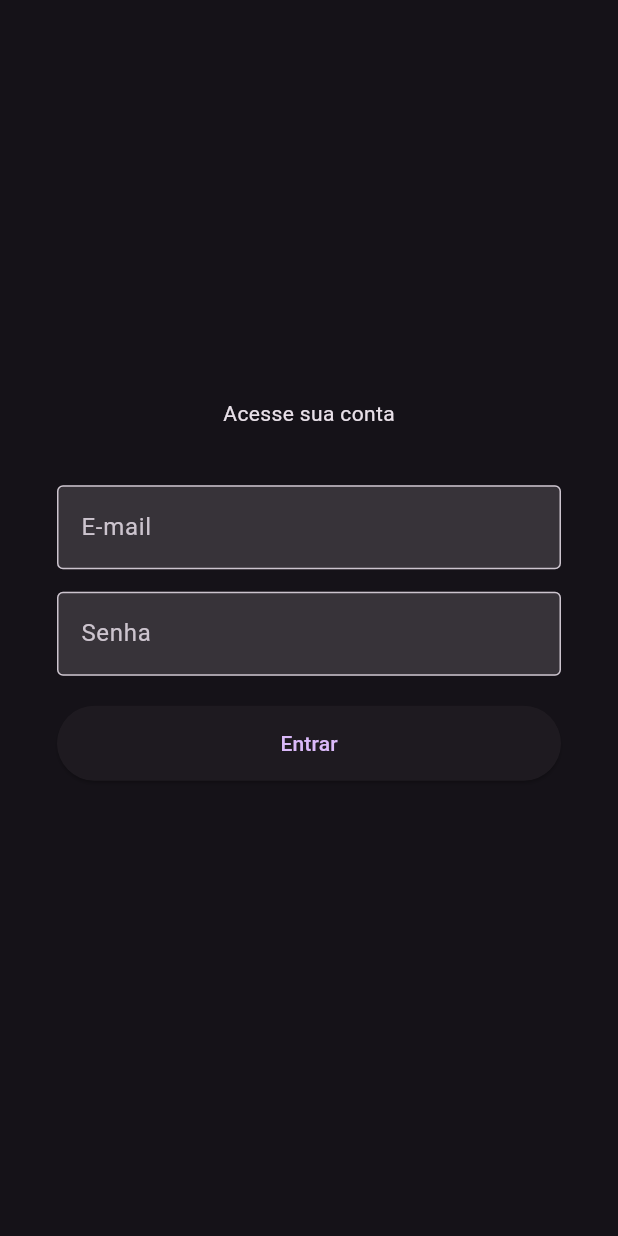
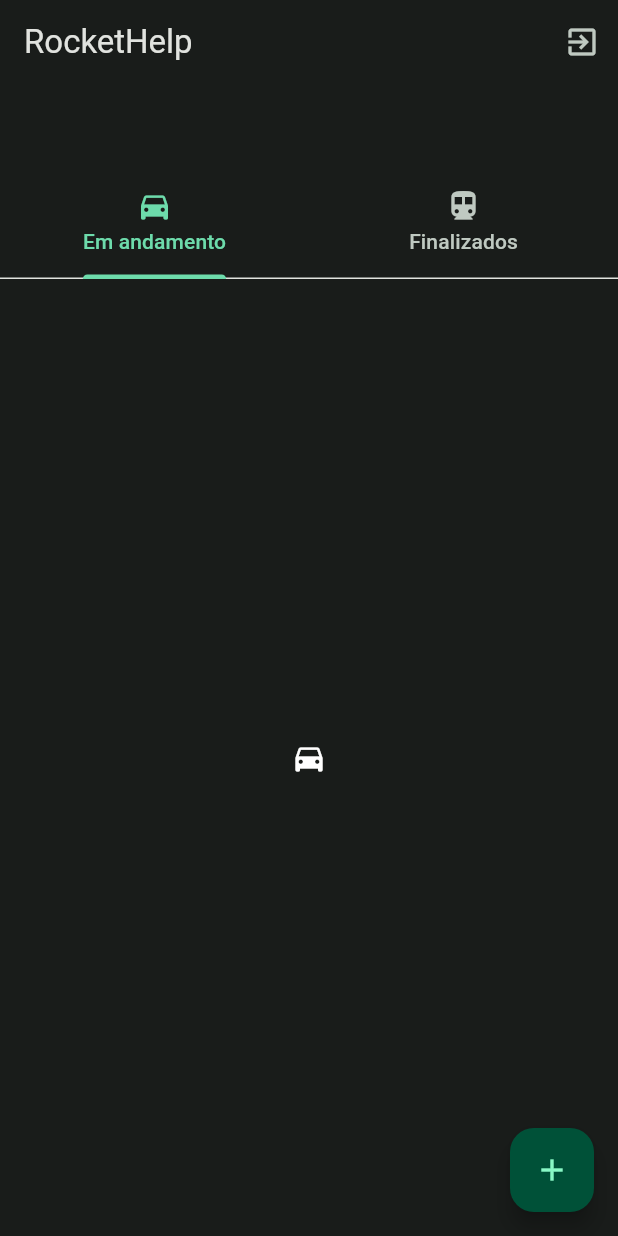
Before and after one commit to EvertonWingert/Rocket-Help, a Flutter app: the screen it shows after launch, after a tap on "Entrar", on a phone screen of 412 x 824 dp. Run offline on Flutter 3.47's test engine with Material 2 defaults, Android fonts, the phone set to English and light mode, and no system bars.

Commit message:
add home page/ update color schema

```diff
--- a/lib/app/app.dart
+++ b/lib/app/app.dart
@@ -1,6 +1,7 @@
 import 'package:app/app/routes/app_pages.dart';
 import 'package:app/app/routes/app_routes.dart';
 import 'package:app/app/theme/app_theme.dart';
+import 'package:app/app/theme/color_schema.dart';
 import 'package:flutter/material.dart';
 
 class RocketHelp extends StatelessWidget {
@@ -10,7 +11,9 @@ class RocketHelp extends StatelessWidget {
   Widget build(BuildContext context) {
     return MaterialApp(
       title: 'Rocket help',
-      theme: appThemeData,
+      themeMode: ThemeMode.dark,
+      theme: ThemeData(useMaterial3: true, colorScheme: lightColorScheme),
+      darkTheme: ThemeData(useMaterial3: true, colorScheme: darkColorScheme),
       initialRoute: Routes.splash,
       routes: AppPages.routes,
     );
--- a/lib/app/pages/home_page.dart
+++ b/lib/app/pages/home_page.dart
@@ -0,0 +1,58 @@
+import 'package:flutter/material.dart';
+
+class HomePage extends StatefulWidget {
+  const HomePage({Key? key}) : super(key: key);
+
+  @override
+  State<HomePage> createState() => _HomePageState();
+}
+
+class _HomePageState extends State<HomePage> {
+  @override
+  Widget build(BuildContext context) {
+    return Scaffold(
+      appBar: AppBar(
+        title: Text('RocketHelp'),
+       actions: [
+         IconButton(
+           icon: Icon(Icons.exit_to_app),
+           onPressed: () {
+             Navigator.of(context).pushReplacementNamed('/signin');
+           },
+         ),
+       ],
+      ),
+      floatingActionButton: FloatingActionButton(
+        child: Icon(Icons.add),
+        onPressed: () {},
+      ),
+      body: SafeArea(
+        child:  DefaultTabController(
+          length: 2,
+          child: Scaffold(
+            appBar: AppBar(
+              bottom: const TabBar(
+                tabs: [
+                  Tab(
+                    text:'Em andamento',
+                      icon: Icon(Icons.directions_car
+                      )),
+                  Tab(
+                      text:'Finalizados',
+                      icon: Icon(Icons.directions_transit
+                      )),
+                ],
+              ),
+            ),
+            body: const TabBarView(
+              children: [
+                Icon(Icons.directions_car),
+                Icon(Icons.directions_transit),
+              ],
+            ),
+          ),
+        ),
+      )
+    );
+  }
+}
--- a/lib/app/pages/sign_in_page.dart
+++ b/lib/app/pages/sign_in_page.dart
@@ -1,3 +1,4 @@
+import 'package:app/app/routes/app_pages.dart';
 import 'package:flutter/material.dart';
 
 class SignInPage extends StatefulWidget {
@@ -42,7 +43,9 @@ class _SignInPageState extends State<SignInPage> {
                       ),
                       ElevatedButton(
                         child: Text('Entrar'),
-                        onPressed: () {},
+                        onPressed: () {
+                          Navigator.of(context).pushReplacementNamed(Routes.home);
+                        },
                         style: ElevatedButton.styleFrom(
                             fixedSize: Size(400, 50),
                         ),
--- a/lib/app/routes/app_pages.dart
+++ b/lib/app/routes/app_pages.dart
@@ -1,4 +1,5 @@
 class Routes {
   static const splash = '/';
   static const signin = '/signin';
+  static const home = '/home';
 }
--- a/lib/app/routes/app_routes.dart
+++ b/lib/app/routes/app_routes.dart
@@ -1,3 +1,4 @@
+import '../pages/home_page.dart';
 import '../pages/sign_in_page.dart';
 import '../pages/splash_page.dart';
 import 'app_pages.dart';
@@ -6,5 +7,6 @@ class AppPages {
   static final routes = {
     Routes.splash: (_) => const SplashPage(),
     Routes.signin: (_) => const SignInPage(),
+    Routes.home: (_) => const HomePage(),
   };
 }
--- a/lib/app/theme/app_theme.dart
+++ b/lib/app/theme/app_theme.dart
@@ -2,9 +2,6 @@ import 'package:flutter/material.dart';
 
 final ThemeData appThemeData = ThemeData(
   useMaterial3: true,
-  colorSchemeSeed: const Color.fromARGB(153, 148, 0, 255),
+  colorSchemeSeed: const Color.fromARGB(0, 135, 95, 0),
   brightness: Brightness.dark,
-  inputDecorationTheme: const InputDecorationTheme(
-      filled: true,
-  )
 );
--- /dev/null
+++ b/lib/app/theme/color_schema.dart
@@ -0,0 +1,65 @@
+import 'package:flutter/material.dart';
+
+const lightColorScheme = ColorScheme(
+  brightness: Brightness.light,
+  primary: Color(0xFF006C4B),
+  onPrimary: Color(0xFFFFFFFF),
+  primaryContainer: Color(0xFF89F8C6),
+  onPrimaryContainer: Color(0xFF002114),
+  secondary: Color(0xFF4D6357),
+  onSecondary: Color(0xFFFFFFFF),
+  secondaryContainer: Color(0xFFCFE9D9),
+  onSecondaryContainer: Color(0xFF0A1F16),
+  tertiary: Color(0xFF3D6373),
+  onTertiary: Color(0xFFFFFFFF),
+  tertiaryContainer: Color(0xFFC1E9FB),
+  onTertiaryContainer: Color(0xFF001F29),
+  error: Color(0xFFBA1A1A),
+  errorContainer: Color(0xFFFFDAD6),
+  onError: Color(0xFFFFFFFF),
+  onErrorContainer: Color(0xFF410002),
+  background: Color(0xFFFBFDF9),
+  onBackground: Color(0xFF191C1A),
+  surface: Color(0xFFFBFDF9),
+  onSurface: Color(0xFF191C1A),
+  surfaceVariant: Color(0xFFDBE5DD),
+  onSurfaceVariant: Color(0xFF404943),
+  outline: Color(0xFF707973),
+  onInverseSurface: Color(0xFFEFF1ED),
+  inverseSurface: Color(0xFF2E312F),
+  inversePrimary: Color(0xFF6DDBAB),
+  shadow: Color(0xFF000000),
+  surfaceTint: Color(0xFF006C4B),
+);
+
+const darkColorScheme = ColorScheme(
+  brightness: Brightness.dark,
+  primary: Color(0xFF6DDBAB),
+  onPrimary: Color(0xFF003825),
+  primaryContainer: Color(0xFF005138),
+  onPrimaryContainer: Color(0xFF89F8C6),
+  secondary: Color(0xFFB3CCBD),
+  onSecondary: Color(0xFF1F352A),
+  secondaryContainer: Color(0xFF354B40),
+  onSecondaryContainer: Color(0xFFCFE9D9),
+  tertiary: Color(0xFFA5CCDE),
+  onTertiary: Color(0xFF073543),
+  tertiaryContainer: Color(0xFF244C5B),
+  onTertiaryContainer: Color(0xFFC1E9FB),
+  error: Color(0xFFFFB4AB),
+  errorContainer: Color(0xFF93000A),
+  onError: Color(0xFF690005),
+  onErrorContainer: Color(0xFFFFDAD6),
+  background: Color(0xFF191C1A),
+  onBackground: Color(0xFFE1E3DF),
+  surface: Color(0xFF191C1A),
+  onSurface: Color(0xFFE1E3DF),
+  surfaceVariant: Color(0xFF404943),
+  onSurfaceVariant: Color(0xFFBFC9C1),
+  outline: Color(0xFF8A938C),
+  onInverseSurface: Color(0xFF191C1A),
+  inverseSurface: Color(0xFFE1E3DF),
+  inversePrimary: Color(0xFF006C4B),
+  shadow: Color(0xFF000000),
+  surfaceTint: Color(0xFF6DDBAB),
+);
```
